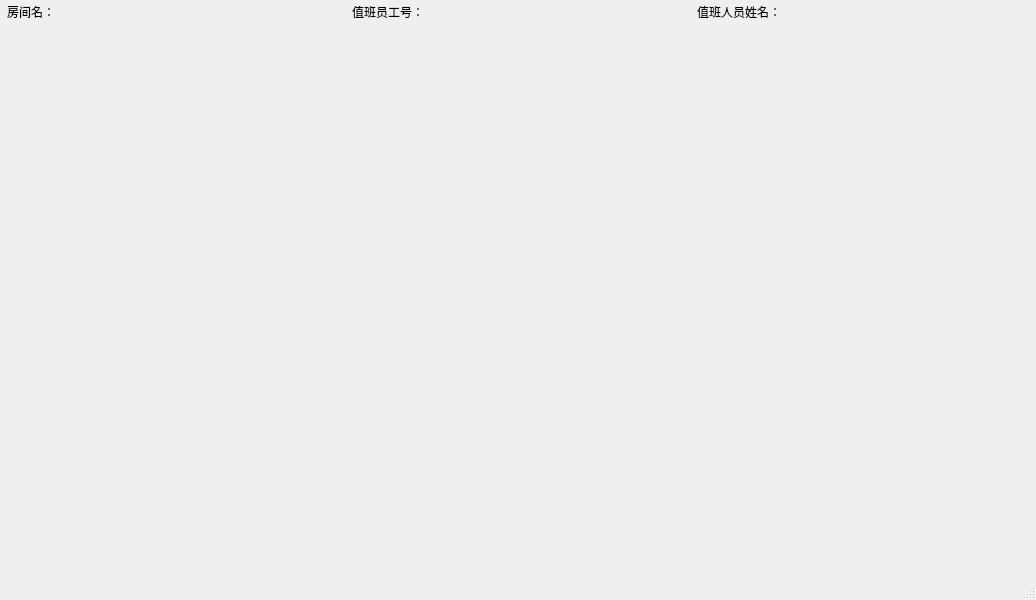
zhbean/Hospital_MIS, file registerwindow.ui: the form before one commit.
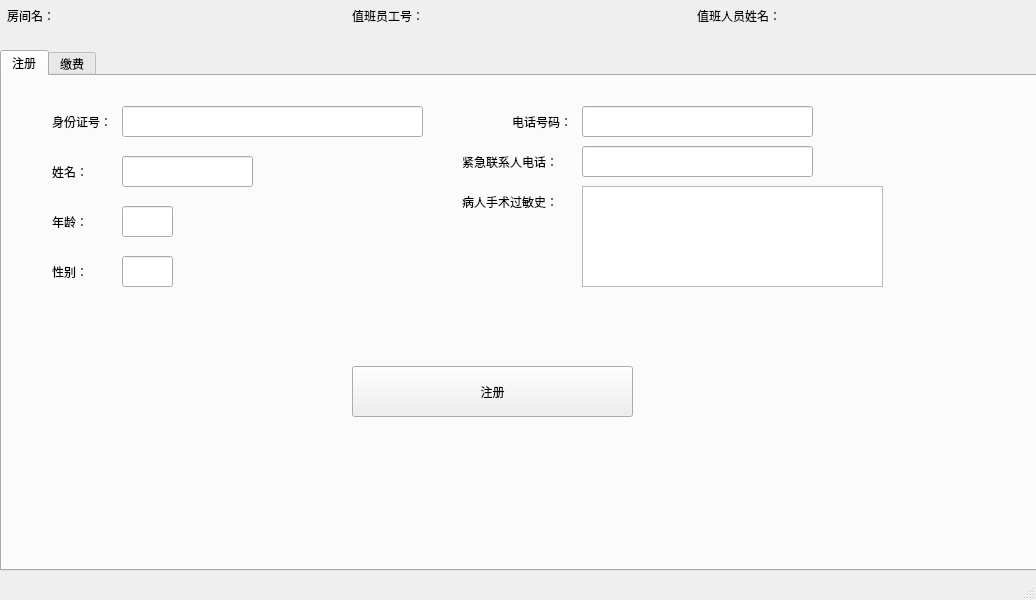
The form after the commit.

Commit message: 完成诊断功能，以及病人登记

The edit to the form file:
```diff
--- a/registerwindow.ui
+++ b/registerwindow.ui
@@ -20,7 +20,7 @@
       <x>352</x>
       <y>0</y>
       <width>90</width>
-      <height>23</height>
+      <height>31</height>
      </rect>
     </property>
     <property name="text">
@@ -33,7 +33,7 @@
       <x>697</x>
       <y>0</y>
       <width>105</width>
-      <height>23</height>
+      <height>31</height>
      </rect>
     </property>
     <property name="text">
@@ -46,7 +46,7 @@
       <x>65</x>
       <y>0</y>
       <width>281</width>
-      <height>23</height>
+      <height>31</height>
      </rect>
     </property>
     <property name="text">
@@ -59,7 +59,7 @@
       <x>805</x>
       <y>0</y>
       <width>231</width>
-      <height>20</height>
+      <height>31</height>
      </rect>
     </property>
     <property name="text">
@@ -72,7 +72,7 @@
       <x>7</x>
       <y>0</y>
       <width>60</width>
-      <height>23</height>
+      <height>31</height>
      </rect>
     </property>
     <property name="text">
@@ -85,13 +85,210 @@
       <x>440</x>
       <y>0</y>
       <width>251</width>
-      <height>20</height>
+      <height>31</height>
      </rect>
     </property>
     <property name="text">
      <string/>
     </property>
    </widget>
+   <widget class="QTabWidget" name="tabWidget">
+    <property name="geometry">
+     <rect>
+      <x>0</x>
+      <y>50</y>
+      <width>1041</width>
+      <height>521</height>
+     </rect>
+    </property>
+    <property name="currentIndex">
+     <number>0</number>
+    </property>
+    <widget class="QWidget" name="registerTab">
+     <attribute name="title">
+      <string>注册</string>
+     </attribute>
+     <widget class="QLabel" name="label_5">
+      <property name="geometry">
+       <rect>
+        <x>50</x>
+        <y>180</y>
+        <width>71</width>
+        <height>31</height>
+       </rect>
+      </property>
+      <property name="text">
+       <string>性别：</string>
+      </property>
+     </widget>
+     <widget class="QLineEdit" name="NameLineEdit">
+      <property name="geometry">
+       <rect>
+        <x>120</x>
+        <y>80</y>
+        <width>131</width>
+        <height>31</height>
+       </rect>
+      </property>
+     </widget>
+     <widget class="QLineEdit" name="patientContactLineEdit">
+      <property name="geometry">
+       <rect>
+        <x>580</x>
+        <y>30</y>
+        <width>231</width>
+        <height>31</height>
+       </rect>
+      </property>
+     </widget>
+     <widget class="QLineEdit" name="emergencyContactLineEdit">
+      <property name="geometry">
+       <rect>
+        <x>580</x>
+        <y>70</y>
+        <width>231</width>
+        <height>31</height>
+       </rect>
+      </property>
+     </widget>
+     <widget class="QLabel" name="label">
+      <property name="geometry">
+       <rect>
+        <x>50</x>
+        <y>30</y>
+        <width>71</width>
+        <height>31</height>
+       </rect>
+      </property>
+      <property name="text">
+       <string>身份证号：</string>
+      </property>
+     </widget>
+     <widget class="QLabel" name="label_3">
+      <property name="geometry">
+       <rect>
+        <x>50</x>
+        <y>80</y>
+        <width>71</width>
+        <height>31</height>
+       </rect>
+      </property>
+      <property name="text">
+       <string>姓名：</string>
+      </property>
+     </widget>
+     <widget class="QLineEdit" name="SexLineEdit">
+      <property name="geometry">
+       <rect>
+        <x>120</x>
+        <y>180</y>
+        <width>51</width>
+        <height>31</height>
+       </rect>
+      </property>
+     </widget>
+     <widget class="QLineEdit" name="AgeLineEdit">
+      <property name="geometry">
+       <rect>
+        <x>120</x>
+        <y>130</y>
+        <width>51</width>
+        <height>31</height>
+       </rect>
+      </property>
+     </widget>
+     <widget class="QLabel" name="label_14">
+      <property name="geometry">
+       <rect>
+        <x>460</x>
+        <y>110</y>
+        <width>121</width>
+        <height>31</height>
+       </rect>
+      </property>
+      <property name="text">
+       <string>病人手术过敏史：</string>
+      </property>
+     </widget>
+     <widget class="QLineEdit" name="IDLineEdit">
+      <property name="geometry">
+       <rect>
+        <x>120</x>
+        <y>30</y>
+        <width>301</width>
+        <height>31</height>
+       </rect>
+      </property>
+     </widget>
+     <widget class="QLabel" name="label_4">
+      <property name="geometry">
+       <rect>
+        <x>50</x>
+        <y>130</y>
+        <width>71</width>
+        <height>31</height>
+       </rect>
+      </property>
+      <property name="text">
+       <string>年龄：</string>
+      </property>
+     </widget>
+     <widget class="QLabel" name="label_12">
+      <property name="geometry">
+       <rect>
+        <x>510</x>
+        <y>30</y>
+        <width>71</width>
+        <height>31</height>
+       </rect>
+      </property>
+      <property name="text">
+       <string>电话号码：</string>
+      </property>
+     </widget>
+     <widget class="QLabel" name="label_13">
+      <property name="geometry">
+       <rect>
+        <x>460</x>
+        <y>70</y>
+        <width>121</width>
+        <height>31</height>
+       </rect>
+      </property>
+      <property name="text">
+       <string>紧急联系人电话：</string>
+      </property>
+     </widget>
+     <widget class="QPlainTextEdit" name="plainTextEdit">
+      <property name="geometry">
+       <rect>
+        <x>580</x>
+        <y>110</y>
+        <width>301</width>
+        <height>101</height>
+       </rect>
+      </property>
+     </widget>
+     <widget class="QPushButton" name="registerPushButton">
+      <property name="geometry">
+       <rect>
+        <x>350</x>
+        <y>290</y>
+        <width>281</width>
+        <height>51</height>
+       </rect>
+      </property>
+      <property name="text">
+       <string>注册</string>
+      </property>
+     </widget>
+    </widget>
+    <widget class="QWidget" name="payTab">
+     <attribute name="title">
+      <string>缴费</string>
+     </attribute>
+    </widget>
+   </widget>
   </widget>
   <widget class="QMenuBar" name="menubar">
    <property name="geometry">
```
The commit also changes 3 other files.
